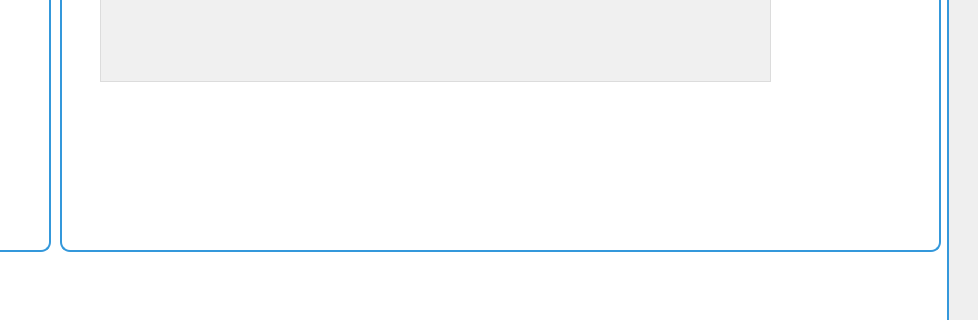
This is mainwindow.ui in Projetcpp-2A19/projetcpp-2a19-smart-consulting-office as Qt 5 draws it before an edit; both pictures show x 312 to 1290 and y 372 to 692 of the 1290 by 776 pixel window. The edited form follows.
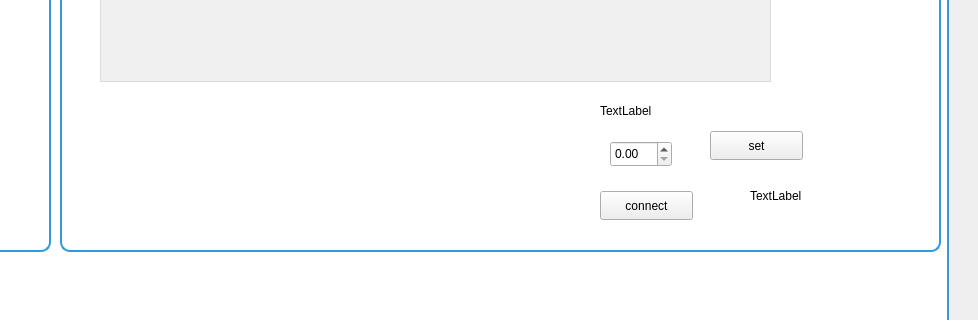
This is the edited form. The open tabs and pages were chosen to show the change.

The edit to the form file:
```diff
--- a/mainwindow.ui
+++ b/mainwindow.ui
@@ -627,7 +627,7 @@
       <widget class="QWidget" name="verticalLayoutWidget_3">
        <property name="geometry">
         <rect>
-         <x>140</x>
+         <x>20</x>
          <y>400</y>
          <width>481</width>
          <height>101</height>
@@ -732,6 +732,68 @@
 </string>
        </property>
       </widget>
+      <widget class="QLabel" name="temperatureLabel">
+       <property name="geometry">
+        <rect>
+         <x>540</x>
+         <y>400</y>
+         <width>63</width>
+         <height>20</height>
+        </rect>
+       </property>
+       <property name="text">
+        <string>TextLabel</string>
+       </property>
+      </widget>
+      <widget class="QDoubleSpinBox" name="thresholdSpinBox">
+       <property name="geometry">
+        <rect>
+         <x>550</x>
+         <y>440</y>
+         <width>62</width>
+         <height>26</height>
+        </rect>
+       </property>
+      </widget>
+      <widget class="QPushButton" name="connectArduino">
+       <property name="geometry">
+        <rect>
+         <x>540</x>
+         <y>490</y>
+         <width>93</width>
+         <height>29</height>
+        </rect>
+       </property>
+       <property name="text">
+        <string>connect</string>
+       </property>
+      </widget>
+      <widget class="QPushButton" name="setThreshold">
+       <property name="geometry">
+        <rect>
+         <x>650</x>
+         <y>430</y>
+         <width>93</width>
+         <height>29</height>
+        </rect>
+       </property>
+       <property name="text">
+        <string>set</string>
+       </property>
+      </widget>
+      <widget class="QLabel" name="arduinoStatusLabel">
+       <property name="geometry">
+        <rect>
+         <x>690</x>
+         <y>479</y>
+         <width>121</width>
+         <height>31</height>
+        </rect>
+       </property>
+       <property name="text">
+        <string>TextLabel</string>
+       </property>
+      </widget>
      </widget>
     </widget>
     <widget class="QWidget" name="tab">
```
Left out of the diff: 14 changed lines with no effect on the pictures.
